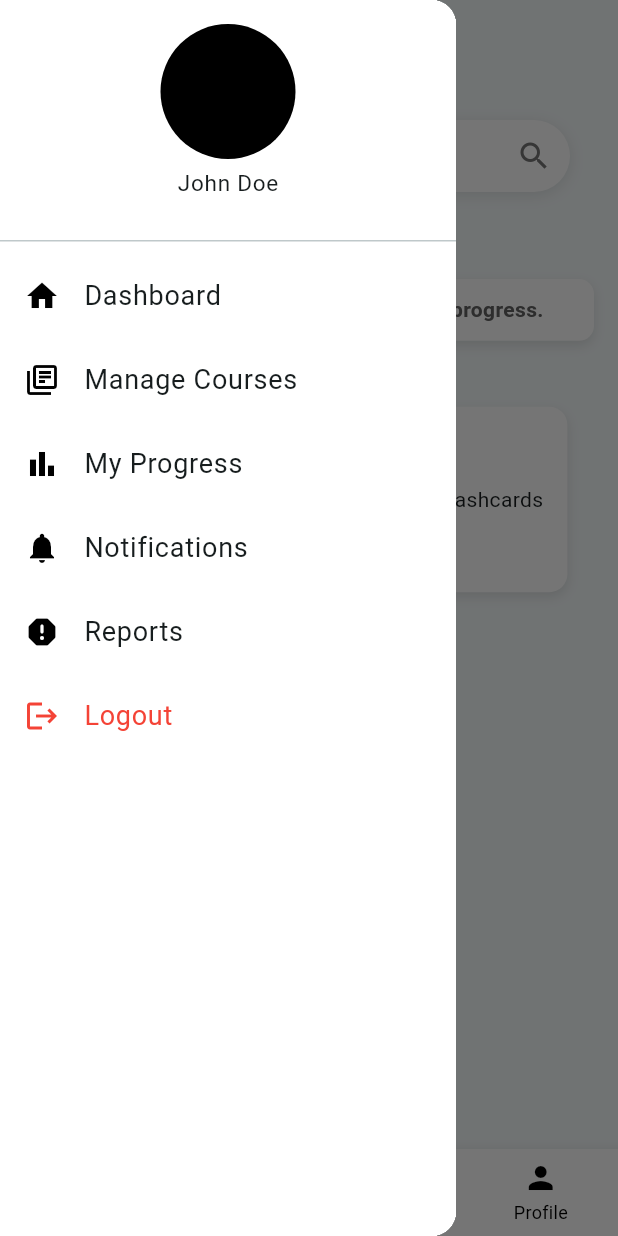
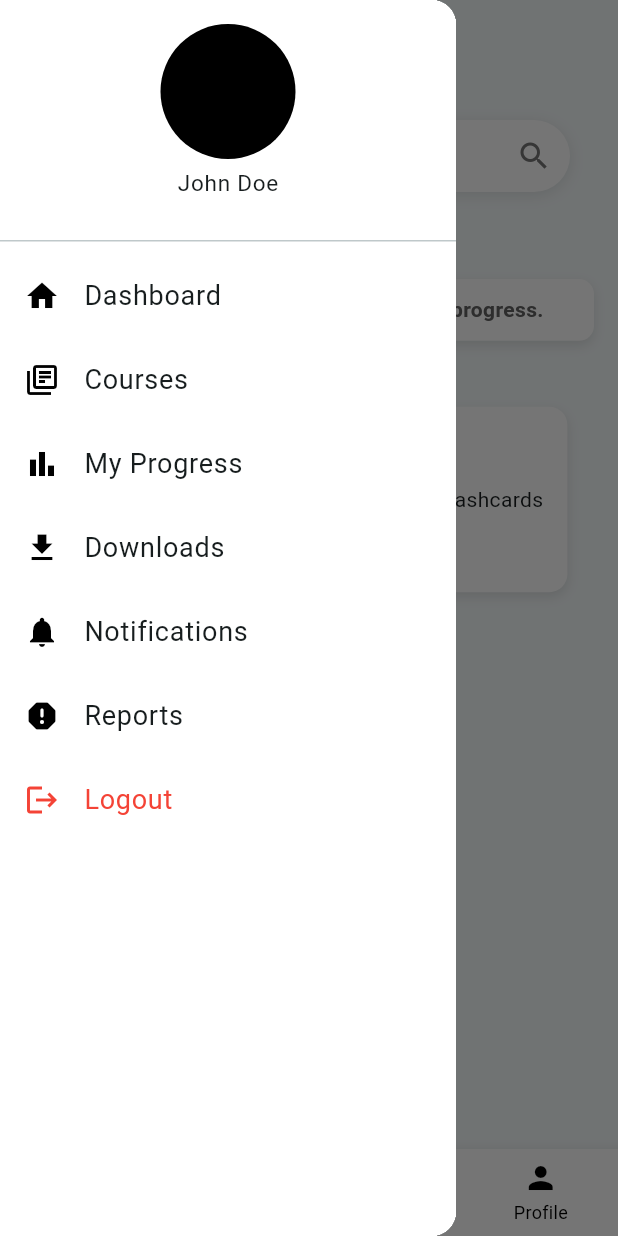
Before and after one commit to wame2-web/EduReach, a Flutter app: the StudentDashboard screen opened directly, with the side drawer open, on a phone screen of 412 x 824 dp. Run offline on Flutter 3.47's test engine with Material 3 defaults, Android fonts, the phone set to English and light mode, and no system bars; our stand-ins replace cached_network_image, cloud_firestore, firebase_auth, firebase_core, loading_animation_widget; accounts and stored records are empty.

```diff
--- a/lib/widgets/student_drawer.dart
+++ b/lib/widgets/student_drawer.dart
@@ -35,10 +35,15 @@ class _StudentDrawerState extends State<StudentDrawer> {
             DrawerHeader(
               child: Column(
                 children: [
-                  const CircleAvatar(
-                    backgroundColor: Colors.black,
-                    radius: 45,
-                    // backgroundImage: AssetImage("assets/user_avatar.jpeg"),
+                  GestureDetector(
+                    onTap: () {
+                      // TODO: NAVIGATE TO STUDENT PROFILE
+                    },
+                    child: const CircleAvatar(
+                      backgroundColor: Colors.black,
+                      radius: 45,
+                      // backgroundImage: AssetImage("assets/user_avatar.jpeg"),
+                    ),
                   ),
                   const SizedBox(height: 5),
 
@@ -91,7 +96,7 @@ class _StudentDrawerState extends State<StudentDrawer> {
                 color: Colors.black,
               ),
               title: const Text(
-                "Manage Courses",
+                "Courses",
                 style: TextStyle(
                   fontSize: 18,
                 ),
@@ -109,6 +114,23 @@ class _StudentDrawerState extends State<StudentDrawer> {
               ),
               title: const Text(
                 "My Progress",
+                style: TextStyle(
+                  fontSize: 18,
+                ),
+              ),
+            ),
+
+            // Downloads
+            ListTile(
+              onTap: () {
+
+              },
+              leading: const Icon(
+                Icons.download,
+                color: Colors.black,
+              ),
+              title: const Text(
+                "Downloads",
                 style: TextStyle(
                   fontSize: 18,
                 ),
```
